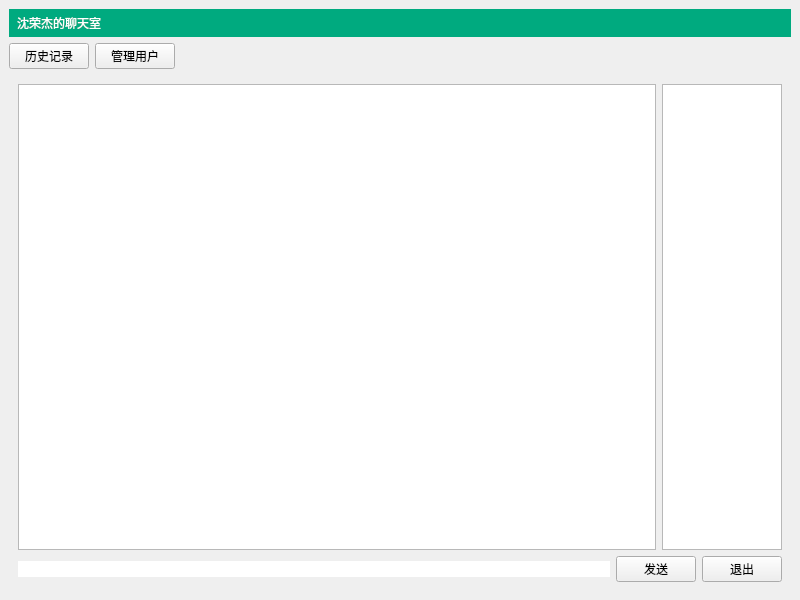
Old version of the form ChatClient/mainwindow.ui in the repository GHrongjie/QtLab5.
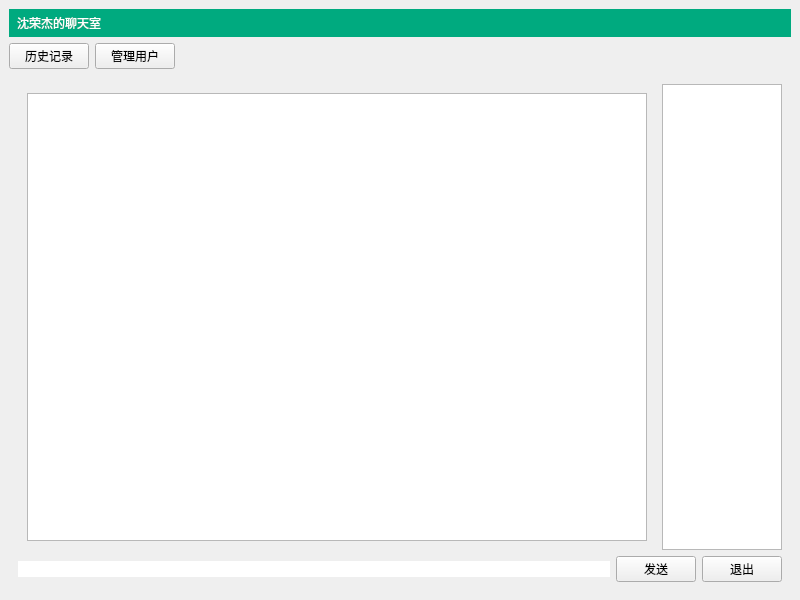
New version of the form. The open tabs and pages were chosen to show the change.

Commit message: Add selfchat,chat history and servser can save the message on database

The edit to the form file:
```diff
--- a/ChatClient/mainwindow.ui
+++ b/ChatClient/mainwindow.ui
@@ -37,15 +37,18 @@
 }</string>
   </property>
   <widget class="QWidget" name="centralwidget">
-   <layout class="QVBoxLayout" name="verticalLayout">
-    <item>
+   <layout class="QGridLayout" name="gridLayout_5">
+    <item row="0" column="0">
+     <layout class="QHBoxLayout" name="horizontalLayout"/>
+    </item>
+    <item row="1" column="1">
      <widget class="QLabel" name="titleLabel">
       <property name="text">
        <string>沈荣杰的聊天室</string>
       </property>
      </widget>
     </item>
-    <item>
+    <item row="2" column="1">
      <layout class="QHBoxLayout" name="horizontalLayout_3">
       <item>
        <widget class="QPushButton" name="chatHistoryButton">
@@ -76,17 +79,34 @@
       </item>
      </layout>
     </item>
-    <item>
+    <item row="3" column="1">
      <widget class="QStackedWidget" name="stackedWidget">
       <property name="currentIndex">
-       <number>1</number>
+       <number>0</number>
       </property>
       <widget class="QWidget" name="ChatPage">
-       <layout class="QVBoxLayout" name="verticalLayout_3">
+       <layout class="QGridLayout" name="gridLayout_4">
+        <item row="0" column="0">
+         <layout class="QVBoxLayout" name="verticalLayout">
         <item>
-         <layout class="QHBoxLayout" name="horizontalLayout">
+           <layout class="QHBoxLayout" name="horizontalLayout_4">
           <item>
-           <widget class="QTextEdit" name="roomTextEdit"/>
+             <widget class="QStackedWidget" name="chatStackedWidget">
+              <property name="currentIndex">
+               <number>0</number>
+              </property>
+              <widget class="QWidget" name="mainChatPage">
+               <layout class="QGridLayout" name="gridLayout_3">
+                <item row="0" column="0">
+                 <widget class="QTextEdit" name="roomTextEdit">
+                  <property name="readOnly">
+                   <bool>true</bool>
+                  </property>
+                 </widget>
+                </item>
+               </layout>
+              </widget>
+             </widget>
           </item>
           <item>
            <widget class="QListWidget" name="userListWidget">
@@ -122,6 +142,8 @@
              <string>退出</string>
             </property>
            </widget>
+            </item>
+           </layout>
           </item>
          </layout>
         </item>
```
Lines whose indentation alone changed are shown as unchanged. The commit also changes 12 other files.
